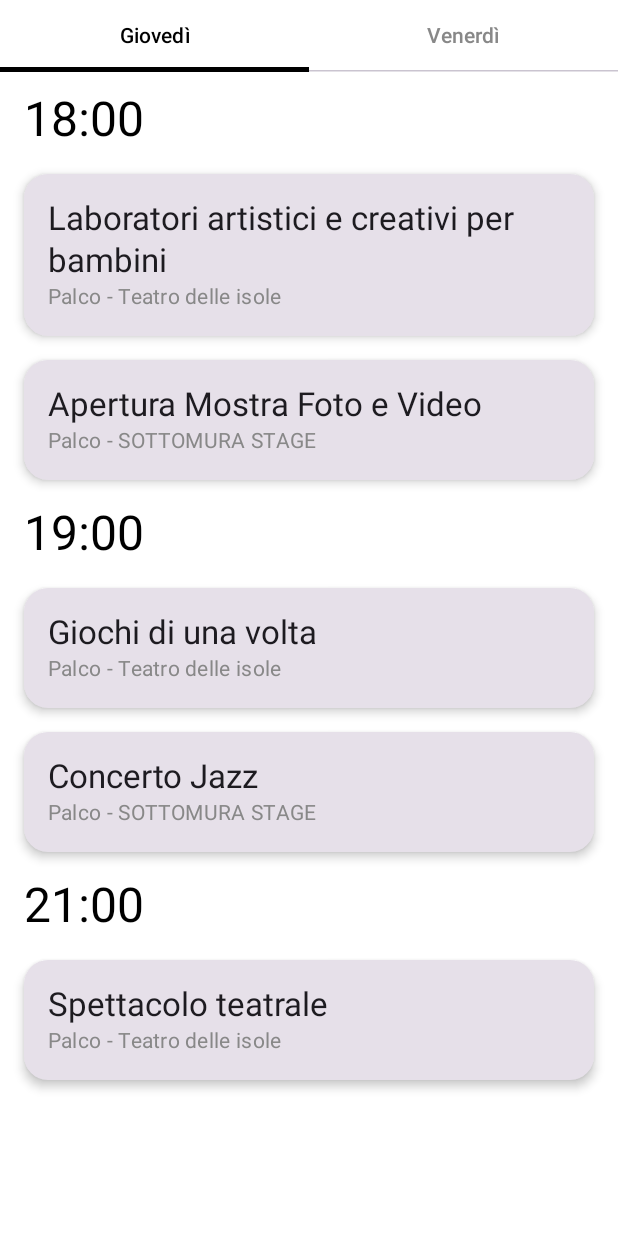
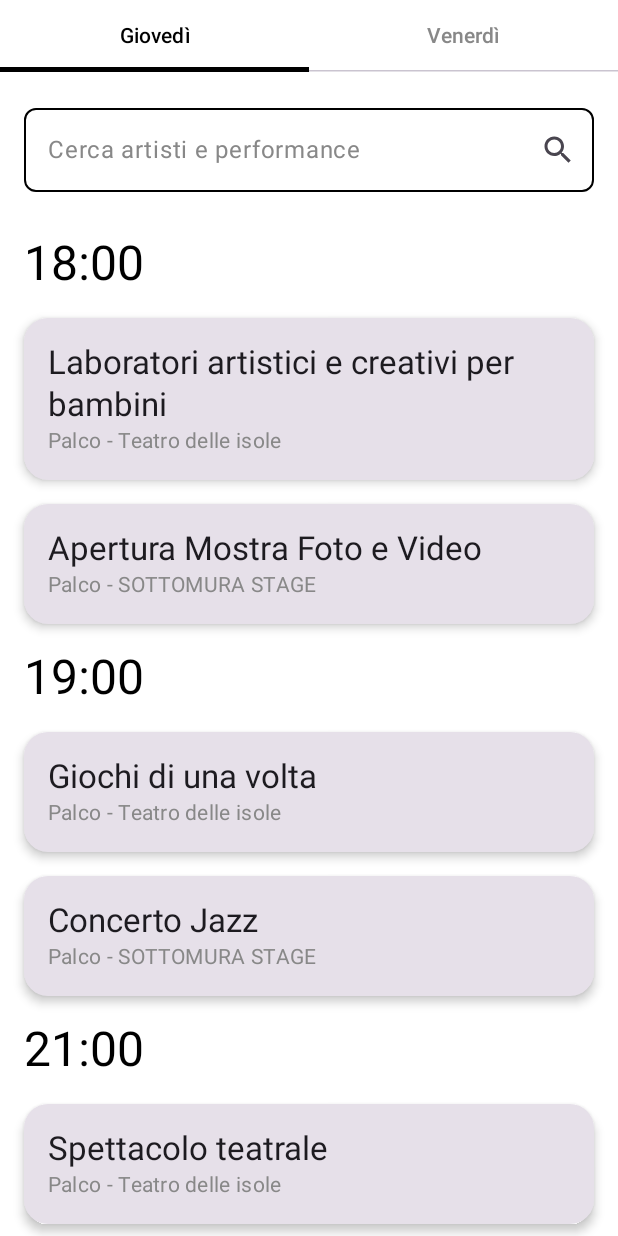
Before and after one commit to GianlucaVeschi/FiestaGlobalMobileApp, an Android app built with Jetpack Compose: the @Preview function AppAndroidPreview, on a phone screen of 412 x 824 dp. Run offline under Robolectric (Android 15) with nearby library versions, the phone set to English and light mode, and no system bars.

Commit message:
Add search filter

```diff
--- a/composeApp/src/androidMain/kotlin/org/gianlucaveschi/fiestaglobal/ui/artists/ArtistsScreen.kt
+++ b/composeApp/src/androidMain/kotlin/org/gianlucaveschi/fiestaglobal/ui/artists/ArtistsScreen.kt
@@ -11,29 +11,39 @@ import androidx.compose.foundation.layout.fillMaxSize
 import androidx.compose.foundation.layout.fillMaxWidth
 import androidx.compose.foundation.layout.height
 import androidx.compose.foundation.layout.padding
-import androidx.compose.foundation.layout.statusBarsPadding
 import androidx.compose.foundation.layout.systemBarsPadding
 import androidx.compose.foundation.lazy.LazyColumn
 import androidx.compose.foundation.lazy.items
 import androidx.compose.foundation.pager.HorizontalPager
 import androidx.compose.foundation.pager.rememberPagerState
 import androidx.compose.foundation.shape.RoundedCornerShape
+import androidx.compose.material.icons.Icons
+import androidx.compose.material.icons.filled.Clear
+import androidx.compose.material.icons.filled.Search
 import androidx.compose.material3.Button
 import androidx.compose.material3.Card
 import androidx.compose.material3.CardDefaults
 import androidx.compose.material3.CircularProgressIndicator
+import androidx.compose.material3.Icon
+import androidx.compose.material3.IconButton
 import androidx.compose.material3.MaterialTheme
+import androidx.compose.material3.OutlinedTextField
+import androidx.compose.material3.OutlinedTextFieldDefaults
 import androidx.compose.material3.Tab
 import androidx.compose.material3.TabRow
 import androidx.compose.material3.TabRowDefaults
-import androidx.compose.material3.TabRowDefaults.SecondaryIndicator
 import androidx.compose.material3.TabRowDefaults.tabIndicatorOffset
 import androidx.compose.material3.Text
 import androidx.compose.runtime.Composable
+import androidx.compose.runtime.getValue
+import androidx.compose.runtime.mutableStateOf
+import androidx.compose.runtime.remember
 import androidx.compose.runtime.rememberCoroutineScope
+import androidx.compose.runtime.setValue
 import androidx.compose.ui.Alignment
 import androidx.compose.ui.Modifier
 import androidx.compose.ui.graphics.Color
+
 import androidx.compose.ui.tooling.preview.Preview
 import androidx.compose.ui.unit.dp
 import kotlinx.coroutines.launch
@@ -50,6 +60,7 @@ fun ArtistsScreen(
   val tabTitles = uiModel.daySchedules.map { it.day }
   val pagerState = rememberPagerState { tabTitles.size }
   val coroutineScope = rememberCoroutineScope()
+  var searchQuery by remember { mutableStateOf("") }
 
   if (uiModel.daySchedules.isEmpty()) {
     Box(
@@ -90,7 +101,7 @@ fun ArtistsScreen(
       contentColor = Color.Black,
       indicator = { tabPositions ->
         if (tabPositions.isNotEmpty() && pagerState.currentPage < tabPositions.size) {
-          SecondaryIndicator(
+          TabRowDefaults.Indicator(
             Modifier.tabIndicatorOffset(tabPositions[pagerState.currentPage]),
             color = Color.Black
           )
@@ -112,6 +123,31 @@ fun ArtistsScreen(
       }
     }
 
+    OutlinedTextField(
+      value = searchQuery,
+      onValueChange = { searchQuery = it },
+      label = { Text("Cerca artisti e performance") },
+      modifier = Modifier
+        .fillMaxWidth()
+        .padding(16.dp),
+      colors = OutlinedTextFieldDefaults.colors(
+        focusedBorderColor = Color.Black,
+        unfocusedBorderColor = Color.Black,
+        focusedLabelColor = Color.Black,
+        unfocusedLabelColor = Color.Gray
+      ),
+      shape = RoundedCornerShape(8.dp),
+      trailingIcon = {
+        if (searchQuery.isNotBlank()) {
+          IconButton(onClick = { searchQuery = "" }) {
+            Icon(imageVector = Icons.Default.Clear, contentDescription = "Clear search")
+          }
+        } else {
+          Icon(imageVector = Icons.Default.Search, contentDescription = "Search")
+        }
+      }
+    )
+
     HorizontalPager(
       state = pagerState,
       modifier = Modifier
@@ -121,7 +157,8 @@ fun ArtistsScreen(
         ArtistsContent(
           artists = uiModel.daySchedules[page].artists,
           onRetry = onRetry,
-          onArtistClick = onArtistClick
+          onArtistClick = onArtistClick,
+          searchQuery = searchQuery
         )
       }
     }
@@ -132,14 +169,35 @@ fun ArtistsScreen(
 fun ArtistsContent(
   artists: List<ArtistItemResponse>,
   onRetry: () -> Unit,
-  onArtistClick: (ArtistItemResponse) -> Unit
+  onArtistClick: (ArtistItemResponse) -> Unit,
+  searchQuery: String
 ) {
-  val artistsByTime = artists.groupBy { it.time }
+  val filteredArtists = remember(artists, searchQuery) {
+    if (searchQuery.isBlank()) {
+      artists
+    } else {
+      artists.filter {
+        it.name.contains(searchQuery, ignoreCase = true) ||
+            it.location.contains(searchQuery, ignoreCase = true)
+      }
+    }
+  }
+
+  val artistsByTime = filteredArtists.groupBy { it.time }
 
   Box(
     modifier = Modifier
       .fillMaxSize()
   ) {
+    if (filteredArtists.isEmpty()) {
+      Text(
+        text = "No artists found matching your search",
+        modifier = Modifier
+          .fillMaxSize()
+          .padding(16.dp),
+        style = MaterialTheme.typography.bodyMedium
+      )
+    } else {
       LazyColumn(
         modifier = Modifier.fillMaxSize(),
         contentPadding = PaddingValues(horizontal = 8.dp, vertical = 4.dp)
@@ -153,6 +211,7 @@ fun ArtistsContent(
               artist = artist,
               onClick = { onArtistClick(artist) }
             )
+          }
         }
       }
     }
@@ -215,7 +274,6 @@ fun ArtistItem(
   }
 }
 
-
 @Preview
 @Composable
 fun AppAndroidPreview() {
--- a/composeApp/src/androidMain/kotlin/org/gianlucaveschi/fiestaglobal/ui/navigation/NavDestination.kt
+++ b/composeApp/src/androidMain/kotlin/org/gianlucaveschi/fiestaglobal/ui/navigation/NavDestination.kt
@@ -45,7 +45,8 @@ fun AppNavHost(
                 onRetry = onRetry,
                 onArtistClick = { artist ->
                     navController.navigate(NavDestination.artistDetailRoute(artist))
-                }
+                },
+                searchQuery = ""
             )
         }
 
```
Lines whose indentation alone changed are shown as unchanged.
